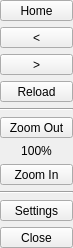
First picture: the form in ui/web/NavigationBar.ui, repository OpenFairWind/FairWindSK, before the edit.
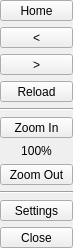
Second picture: the form after the edit. Icons and pictures are not drawn.

Commit message: Polish web zoom controls styling

```diff
--- a/ui/web/NavigationBar.ui
+++ b/ui/web/NavigationBar.ui
@@ -123,7 +123,7 @@
     </widget>
    </item>
    <item>
-    <widget class="QToolButton" name="toolButton_ZoomOut">
+    <widget class="QToolButton" name="toolButton_ZoomIn">
      <property name="sizePolicy">
       <sizepolicy hsizetype="Preferred" vsizetype="Fixed">
        <horstretch>0</horstretch>
@@ -131,7 +131,7 @@
       </sizepolicy>
      </property>
      <property name="text">
-      <string>Zoom Out</string>
+      <string>Zoom In</string>
      </property>
      <property name="icon">
       <iconset>
@@ -156,7 +156,7 @@
     </widget>
    </item>
    <item>
-    <widget class="QToolButton" name="toolButton_ZoomIn">
+    <widget class="QToolButton" name="toolButton_ZoomOut">
      <property name="sizePolicy">
       <sizepolicy hsizetype="Preferred" vsizetype="Fixed">
        <horstretch>0</horstretch>
@@ -164,7 +164,7 @@
       </sizepolicy>
      </property>
      <property name="text">
-      <string>Zoom In</string>
+      <string>Zoom Out</string>
      </property>
      <property name="icon">
       <iconset>
```
Left out of the diff: 4 changed lines with no effect on the pictures. The commit also changes 2 other files.
